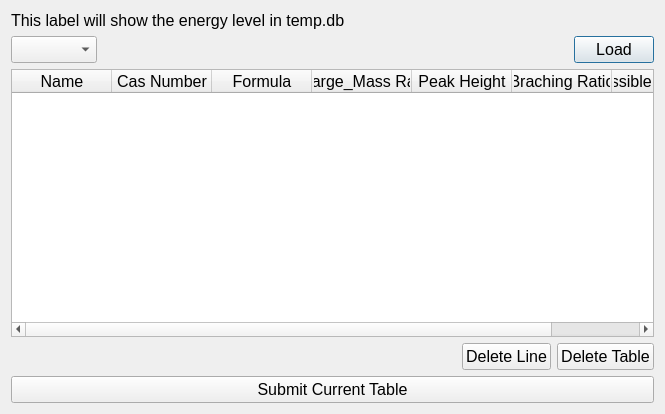
First picture: the form in SDIC Project/double_check.ui, repository Yintai-Ding/SDIC-Project-YintaiDing, before the edit.
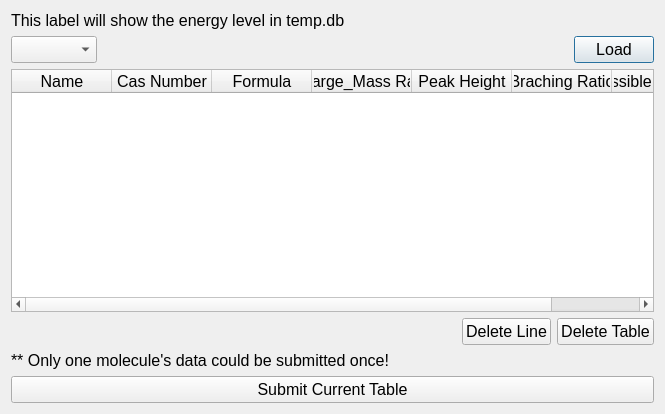
Second picture: the form after the edit.

The edit to the form file:
```diff
--- a/SDIC Project/double_check.ui
+++ b/SDIC Project/double_check.ui
@@ -155,6 +155,19 @@
      </item>
     </layout>
    </item>
+   <item>
+    <widget class="QLabel" name="label_2">
+     <property name="font">
+      <font>
+       <family>Arial</family>
+       <pointsize>12</pointsize>
+      </font>
+     </property>
+     <property name="text">
+      <string>** Only one molecule's data could be submitted once!</string>
+     </property>
+    </widget>
+   </item>
    <item>
     <widget class="QPushButton" name="submitTable">
      <property name="font">
```
